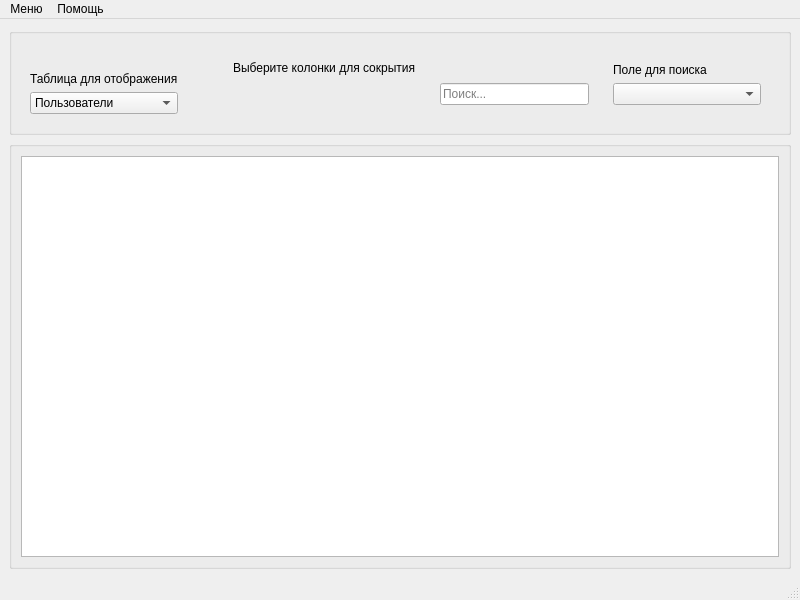
This is ui/data.ui in ilya3052/courseProject_adminPanel as Qt 5 draws it before an edit. The edited form follows.
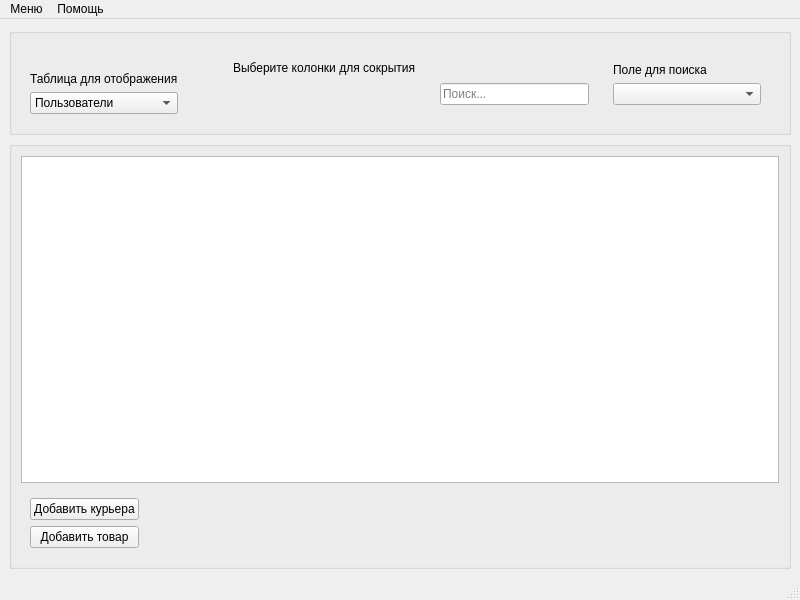
This is the edited form.

Commit message: ref: файлы дизайна

```diff
--- a/ui/data.ui
+++ b/ui/data.ui
@@ -227,7 +227,49 @@
        <string/>
       </property>
       <layout class="QGridLayout" name="gridLayout_2">
-       <item row="0" column="0">
+       <item row="1" column="0">
+        <widget class="QGroupBox" name="groupBox_8">
+         <property name="styleSheet">
+          <string notr="true">QGroupBox { border: none;}</string>
+         </property>
+         <property name="title">
+          <string/>
+         </property>
+         <layout class="QVBoxLayout" name="verticalLayout_5">
+          <item>
+           <widget class="QPushButton" name="add_courier">
+            <property name="enabled">
+             <bool>true</bool>
+            </property>
+            <property name="text">
+             <string>Добавить курьера</string>
+            </property>
+           </widget>
+          </item>
+          <item>
+           <widget class="QPushButton" name="add_product">
+            <property name="text">
+             <string>Добавить товар</string>
+            </property>
+           </widget>
+          </item>
+         </layout>
+        </widget>
+       </item>
+       <item row="1" column="1">
+        <spacer name="horizontalSpacer">
+         <property name="orientation">
+          <enum>Qt::Orientation::Horizontal</enum>
+         </property>
+         <property name="sizeHint" stdset="0">
+          <size>
+           <width>40</width>
+           <height>20</height>
+          </size>
+         </property>
+        </spacer>
+       </item>
+       <item row="0" column="0" colspan="2">
         <widget class="QTableWidget" name="data_table"/>
        </item>
       </layout>
```
Left out of the diff: 5 changed lines with no effect on the pictures. The commit also changes 1 other file.
